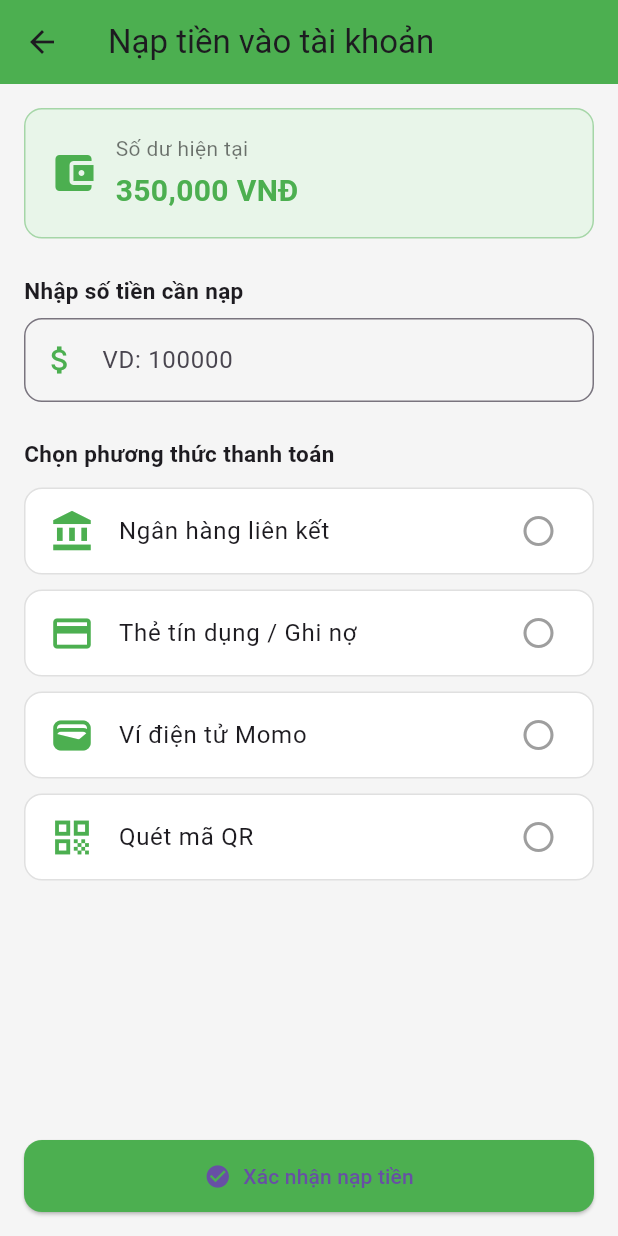
After one commit to VoDuyBao-dev/ETC-Simulation-System-Mobile-Frontend, a Flutter app: the RechargeScreen screen opened by its route, on a phone screen of 412 x 824 dp. The commit adds this screen. Run offline on Flutter 3.47's test engine with Material 3 defaults, Android fonts, the phone set to English and light mode, and no system bars.

Commit message:
giao dien nap tien

```diff
--- a/lib/main.dart
+++ b/lib/main.dart
@@ -3,6 +3,7 @@ import 'screens/home_screen.dart';
 import 'screens/login_screen.dart';
 import 'screens/register_screen.dart';
 import 'screens/otp_screen.dart'; // ✅ Thêm màn hình OTP
+import 'screens/recharge_screen.dart';
 
 void main() {
   runApp(const SmartTollApp());
@@ -30,6 +31,7 @@ class SmartTollApp extends StatelessWidget {
         '/login': (context) => const LoginScreen(),
         '/register': (context) => const RegisterScreen(),
         '/otp': (context) => const OtpScreen(), // ✅ Thêm route OTP
+        '/recharge': (context) => const RechargeScreen(),
       },
     );
   }
--- a/lib/screens/home_screen.dart
+++ b/lib/screens/home_screen.dart
@@ -117,7 +117,9 @@ class HomeScreen extends StatelessWidget {
                 shrinkWrap: true,
                 physics: const NeverScrollableScrollPhysics(),
                 children: [
-                  _menuItem(Icons.account_balance_wallet, "Nạp tiền"),
+                  _menuItem(Icons.account_balance_wallet, "Nạp tiền", onTap: () {
+                    Navigator.pushNamed(context, '/recharge');
+                  }),
                   _menuItem(Icons.confirmation_num, "Mua vé tháng"),
                   _menuItem(Icons.link, "Liên kết\nngân hàng", isNew: true),
                   _menuItem(Icons.directions_car, "Quản lý xe"),
@@ -256,8 +258,11 @@ class HomeScreen extends StatelessWidget {
     );
   }
 
-  static Widget _menuItem(IconData icon, String title, {bool isNew = false}) {
-    return Column(
+  static Widget _menuItem(IconData icon, String title,
+      {bool isNew = false, VoidCallback? onTap}) {
+    return GestureDetector(
+      onTap: onTap,
+      child: Column(
         mainAxisAlignment: MainAxisAlignment.center,
         children: [
           Stack(
@@ -290,8 +295,10 @@ class HomeScreen extends StatelessWidget {
             style: const TextStyle(fontSize: 12, fontWeight: FontWeight.w500),
           ),
         ],
+      ),
     );
   }
+
 
   static Widget _promoCard({
     required String title,
--- /dev/null
+++ b/lib/screens/recharge_screen.dart
@@ -0,0 +1,191 @@
+import 'package:flutter/material.dart';
+
+class RechargeScreen extends StatefulWidget {
+  const RechargeScreen({super.key});
+
+  @override
+  State<RechargeScreen> createState() => _RechargeScreenState();
+}
+
+class _RechargeScreenState extends State<RechargeScreen> {
+  final TextEditingController _amountController = TextEditingController();
+  String? selectedMethod;
+
+  final List<Map<String, dynamic>> paymentMethods = [
+    {"icon": Icons.account_balance, "name": "Ngân hàng liên kết"},
+    {"icon": Icons.credit_card, "name": "Thẻ tín dụng / Ghi nợ"},
+    {"icon": Icons.wallet, "name": "Ví điện tử Momo"},
+    {"icon": Icons.qr_code, "name": "Quét mã QR"},
+  ];
+
+  @override
+  Widget build(BuildContext context) {
+    return Scaffold(
+      appBar: AppBar(
+        title: const Text("Nạp tiền vào tài khoản"),
+        backgroundColor: Colors.green,
+        elevation: 0,
+      ),
+      body: Padding(
+        padding: const EdgeInsets.all(16),
+        child: Column(
+          crossAxisAlignment: CrossAxisAlignment.start,
+          children: [
+            // Số dư hiện tại
+            Container(
+              width: double.infinity,
+              padding: const EdgeInsets.all(16),
+              decoration: BoxDecoration(
+                color: Colors.green.shade50,
+                borderRadius: BorderRadius.circular(12),
+                border: Border.all(color: Colors.green.shade200),
+              ),
+              child: Row(
+                children: [
+                  const Icon(Icons.account_balance_wallet,
+                      color: Colors.green, size: 32),
+                  const SizedBox(width: 12),
+                  Column(
+                    crossAxisAlignment: CrossAxisAlignment.start,
+                    children: const [
+                      Text("Số dư hiện tại",
+                          style: TextStyle(
+                              color: Colors.black54, fontSize: 14)),
+                      SizedBox(height: 4),
+                      Text("350,000 VNĐ",
+                          style: TextStyle(
+                              color: Colors.green,
+                              fontSize: 20,
+                              fontWeight: FontWeight.bold)),
+                    ],
+                  ),
+                ],
+              ),
+            ),
+            const SizedBox(height: 24),
+
+            // Nhập số tiền
+            const Text("Nhập số tiền cần nạp",
+                style: TextStyle(fontWeight: FontWeight.w600, fontSize: 15)),
+            const SizedBox(height: 8),
+            TextField(
+              controller: _amountController,
+              keyboardType: TextInputType.number,
+              decoration: InputDecoration(
+                hintText: "VD: 100000",
+                prefixIcon:
+                const Icon(Icons.attach_money, color: Colors.green),
+                border:
+                OutlineInputBorder(borderRadius: BorderRadius.circular(12)),
+              ),
+            ),
+            const SizedBox(height: 24),
+
+            // Chọn phương thức thanh toán
+            const Text("Chọn phương thức thanh toán",
+                style: TextStyle(fontWeight: FontWeight.w600, fontSize: 15)),
+            const SizedBox(height: 12),
+            Expanded(
+              child: ListView.builder(
+                itemCount: paymentMethods.length,
+                itemBuilder: (context, index) {
+                  final method = paymentMethods[index];
+                  return GestureDetector(
+                    onTap: () {
+                      setState(() => selectedMethod = method["name"]);
+                    },
+                    child: Container(
+                      margin: const EdgeInsets.only(bottom: 10),
+                      decoration: BoxDecoration(
+                        border: Border.all(
+                          color: selectedMethod == method["name"]
+                              ? Colors.green
+                              : Colors.grey.shade300,
+                        ),
+                        borderRadius: BorderRadius.circular(12),
+                        color: selectedMethod == method["name"]
+                            ? Colors.green.shade50
+                            : Colors.white,
+                      ),
+                      child: ListTile(
+                        leading:
+                        Icon(method["icon"], color: Colors.green, size: 30),
+                        title: Text(method["name"]),
+                        trailing: selectedMethod == method["name"]
+                            ? const Icon(Icons.check_circle,
+                            color: Colors.green)
+                            : const Icon(Icons.circle_outlined,
+                            color: Colors.grey),
+                      ),
+                    ),
+                  );
+                },
+              ),
+            ),
+
+            // Nút xác nhận
+            SizedBox(
+              width: double.infinity,
+              child: ElevatedButton.icon(
+                onPressed: () {
+                  if (_amountController.text.isEmpty || selectedMethod == null) {
+                    ScaffoldMessenger.of(context).showSnackBar(
+                      const SnackBar(
+                        content:
+                        Text("Vui lòng nhập số tiền và chọn phương thức"),
+                      ),
+                    );
+                    return;
+                  }
+                  _showConfirmDialog(context);
+                },
+                icon: const Icon(Icons.check_circle),
+                label: const Text("Xác nhận nạp tiền"),
+                style: ElevatedButton.styleFrom(
+                  backgroundColor: Colors.green,
+                  padding: const EdgeInsets.symmetric(vertical: 14),
+                  shape: RoundedRectangleBorder(
+                    borderRadius: BorderRadius.circular(12),
+                  ),
+                ),
+              ),
+            ),
+          ],
+        ),
+      ),
+    );
+  }
+
+  void _showConfirmDialog(BuildContext context) {
+    showDialog(
+      context: context,
+      builder: (_) => AlertDialog(
+        shape: RoundedRectangleBorder(borderRadius: BorderRadius.circular(16)),
+        title: const Text("Xác nhận giao dịch"),
+        content: Text(
+            "Bạn có chắc muốn nạp ${_amountController.text} VNĐ qua phương thức '$selectedMethod'?"),
+        actions: [
+          TextButton(
+            onPressed: () => Navigator.pop(context),
+            child: const Text("Hủy"),
+          ),
+          ElevatedButton(
+            onPressed: () {
+              Navigator.pop(context);
+              ScaffoldMessenger.of(context).showSnackBar(
+                const SnackBar(
+                  content: Text("Nạp tiền thành công!"),
+                  backgroundColor: Colors.green,
+                ),
+              );
+              _amountController.clear();
+              setState(() => selectedMethod = null);
+            },
+            style: ElevatedButton.styleFrom(backgroundColor: Colors.green),
+            child: const Text("Xác nhận"),
+          ),
+        ],
+      ),
+    );
+  }
+}
```
Also changed, not shown: 1 other file. Lines whose indentation alone changed are shown as unchanged.
